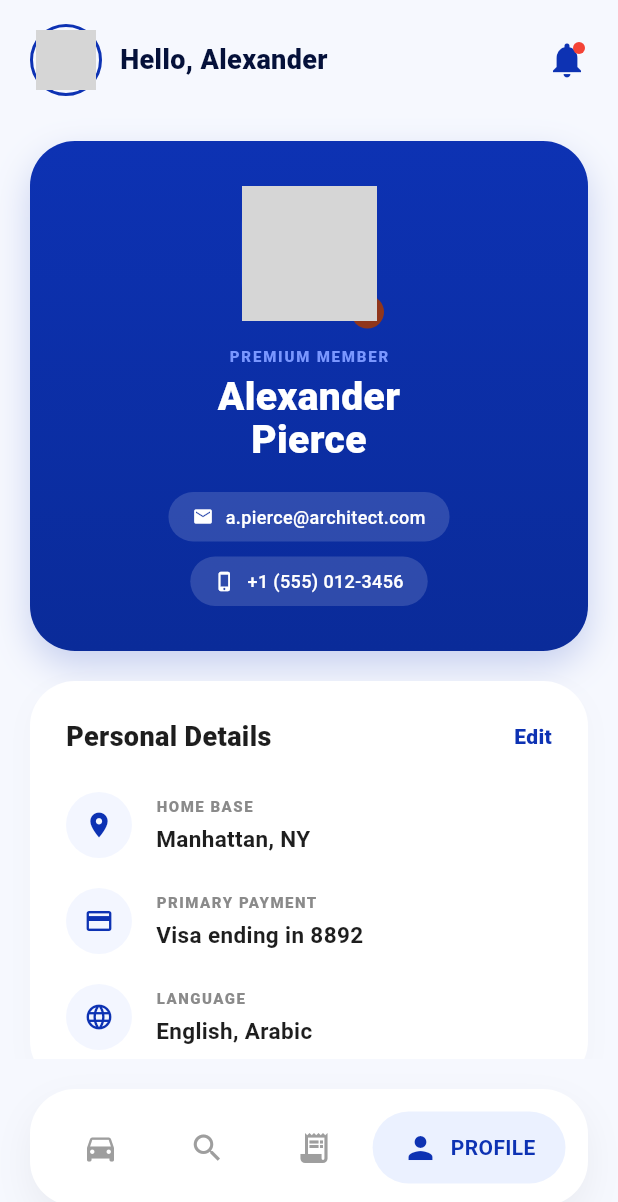
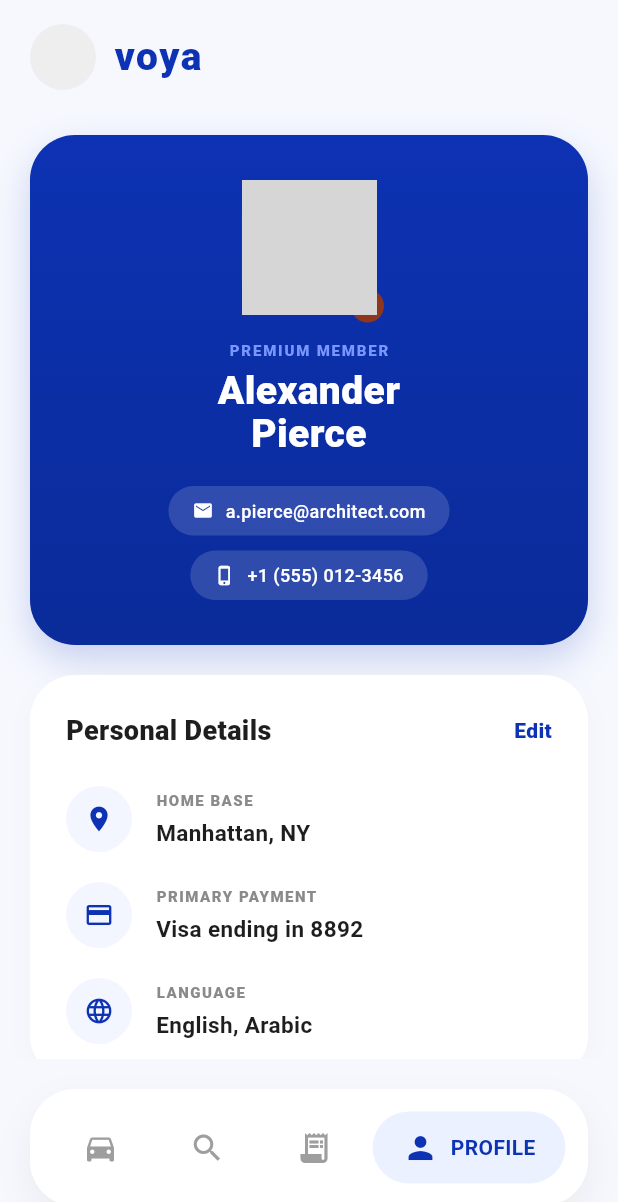
Before and after one commit to joseph-youssef-dev/voya, a Flutter app: the PassengerMainScreen screen opened directly, item 4 of the bottom bar chosen, on a phone screen of 412 x 824 dp. Shown: the top 1202 px of the screen. Run offline on Flutter 3.47's test engine with Material 3 defaults, Android fonts, the phone set to English and light mode, and no system bars; drawn by our look-alikes of google_nav_bar; our stand-ins replace dio, flutter_bloc, image_picker, shared_preferences; missing offline and left inert: data_connection_checker_tv; accounts and stored records are empty; network calls fail; grey boxes are pictures that could not be loaded.

Commit message:
implement passenger home screen with trip data fetching

```diff
--- a/lib/core/constants/end_points.dart
+++ b/lib/core/constants/end_points.dart
@@ -3,10 +3,10 @@ class EndPoints {
   static const String login = "/Auth/login";
   static const String registerPassenger = "/Auth/register-passenger";
   static const String registerDriver = "/Auth/register-driver";
+  static const String getAllTrips = "/Trip/GetAllTrips";
 }
 
 class ApiKey {
-  static String id = "id";
-  static String name = "name";
-  static String username = "username";
+  static String from = "From";
+  static String to = "To";
 }
--- a/lib/core/databases/api/dio_consumer.dart
+++ b/lib/core/databases/api/dio_consumer.dart
@@ -2,12 +2,24 @@ import 'package:dio/dio.dart';
 import 'package:voya/core/constants/end_points.dart';
 import 'package:voya/core/databases/api/api_consumer.dart';
 import 'package:voya/core/errors/expentions.dart';
+import 'package:voya/core/databases/cache/cache_helper.dart';
 
 class DioConsumer extends ApiConsumer {
   final Dio dio;
 
   DioConsumer({required this.dio}) {
     dio.options.baseUrl = EndPoints.baserUrl;
+    dio.interceptors.add(
+      InterceptorsWrapper(
+        onRequest: (options, handler) {
+          final token = CacheHelper().getData(key: 'token');
+          if (token != null) {
+            options.headers['Authorization'] = 'Bearer $token';
+          }
+          return handler.next(options);
+        },
+      ),
+    );
   }
 
   //!POST
--- a/lib/features/passenger/auth/logic/cubit/register_cubit.dart
+++ b/lib/features/passenger/auth/logic/cubit/register_cubit.dart
@@ -1,5 +1,6 @@
 import 'dart:io';
 import 'package:flutter_bloc/flutter_bloc.dart';
+import 'package:voya/core/databases/cache/cache_helper.dart';
 import '../../data/api/register_api_service.dart';
 import '../../data/models/register_request_model.dart';
 import 'register_state.dart';
@@ -38,6 +39,7 @@ class RegisterCubit extends Cubit<RegisterState> {
       final message = (response is Map<String, dynamic> && response.containsKey('message'))
           ? response['message']
           : 'Registration Successful';
+
       emit(RegisterSuccess(message: message.toString()));
 
     } catch (e) {
--- /dev/null
+++ b/lib/features/passenger/home/data/api/home_api_service.dart
@@ -0,0 +1,20 @@
+import 'package:voya/core/databases/api/api_consumer.dart';
+import 'package:voya/core/constants/end_points.dart';
+import '../models/trip_model.dart';
+
+class HomeApiService {
+  final ApiConsumer api;
+
+  HomeApiService({required this.api});
+
+  Future<List<TripModel>> getAllTrips() async {
+    final response = await api.get(EndPoints.getAllTrips);
+
+    if (response is Map<String, dynamic> && response.containsKey('data')) {
+      final List dataList = response['data'] as List;
+      return dataList.map((tripMap) => TripModel.fromJson(tripMap)).toList();
+    }
+
+    return [];
+  }
+}
--- /dev/null
+++ b/lib/features/passenger/home/data/models/trip_model.dart
@@ -0,0 +1,46 @@
+class TripModel {
+  final int id;
+  final String fromCity;
+  final String toCity;
+  final String details;
+  final double duration;
+  final String startDate;
+  final double pricePerSet;
+  final String driverName;
+  final String vehicleModel;
+  final double distance;
+  final int availableSeats;
+  final List<dynamic> features;
+
+  TripModel({
+    required this.id,
+    required this.fromCity,
+    required this.toCity,
+    required this.details,
+    required this.duration,
+    required this.startDate,
+    required this.pricePerSet,
+    required this.driverName,
+    required this.vehicleModel,
+    required this.distance,
+    required this.availableSeats,
+    required this.features,
+  });
+
+  factory TripModel.fromJson(Map<String, dynamic> json) {
+    return TripModel(
+      id: json['id'] ?? 0,
+      fromCity: json['fromCity'] ?? '',
+      toCity: json['toCity'] ?? '',
+      details: json['details'] ?? '',
+      duration: (json['duration'] ?? 0.0).toDouble(),
+      startDate: json['startDate'] ?? '',
+      pricePerSet: (json['pricePerSet'] ?? 0.0).toDouble(),
+      driverName: json['driverName'] ?? '',
+      vehicleModel: json['vehicleModel'] ?? '',
+      distance: (json['distance'] ?? 0.0).toDouble(),
+      availableSeats: json['availableSeats'] ?? 0,
+      features: json['features'] ?? [],
+    );
+  }
+}
--- /dev/null
+++ b/lib/features/passenger/home/logic/cubit/home_cubit.dart
@@ -0,0 +1,19 @@
+import 'package:flutter_bloc/flutter_bloc.dart';
+import '../../data/api/home_api_service.dart';
+import 'home_state.dart';
+
+class HomeCubit extends Cubit<HomeState> {
+  final HomeApiService apiService;
+
+  HomeCubit({required this.apiService}) : super(HomeInitial());
+
+  Future<void> fetchAllTrips() async {
+    emit(HomeLoading());
+    try {
+      final trips = await apiService.getAllTrips();
+      emit(HomeSuccess(trips: trips));
+    } catch (e) {
+      emit(HomeFailure(errorMessage: e.toString()));
+    }
+  }
+}
--- /dev/null
+++ b/lib/features/passenger/home/logic/cubit/home_state.dart
@@ -0,0 +1,17 @@
+import 'package:voya/features/passenger/home/data/models/trip_model.dart';
+
+abstract class HomeState {}
+
+class HomeInitial extends HomeState {}
+
+class HomeLoading extends HomeState {}
+
+class HomeSuccess extends HomeState {
+  final List<TripModel> trips;
+  HomeSuccess({required this.trips});
+}
+
+class HomeFailure extends HomeState {
+  final String errorMessage;
+  HomeFailure({required this.errorMessage});
+}
--- a/lib/features/passenger/home/presentation/widgets/header_widget.dart
+++ b/lib/features/passenger/home/presentation/widgets/header_widget.dart
@@ -10,47 +10,24 @@ class HeaderWidget extends StatelessWidget {
       child: Row(
         children: [
           Container(
-            padding: const EdgeInsets.all(2),
+            width: 44,
+            height: 44,
             decoration: BoxDecoration(
               shape: BoxShape.circle,
-              border: Border.all(color: const Color(0xFF0D32B3), width: 2),
-            ),
-            child: const CircleAvatar(
-              radius: 20,
-              backgroundImage: NetworkImage("https://i.pravatar.cc/150"),
+              color: Colors.grey.shade200,
             ),
           ),
           const SizedBox(width: 12),
           const Text(
-            "Hello, Alexander",
+            "voya",
             style: TextStyle(
-              fontWeight: FontWeight.w800,
-              fontSize: 18,
-              color: Color(0xFF05113A),
+              fontWeight: FontWeight.w900,
+              fontSize: 26,
+              color: Color(0xFF0D32B3),
+              letterSpacing: 1.0,
             ),
           ),
           const Spacer(),
-          Stack(
-            children: [
-              const Icon(
-                Icons.notifications,
-                color: Color(0xFF0D32B3),
-                size: 28,
-              ),
-              Positioned(
-                right: 2,
-                top: 2,
-                child: Container(
-                  width: 8,
-                  height: 8,
-                  decoration: const BoxDecoration(
-                    color: Colors.red,
-                    shape: BoxShape.circle,
-                  ),
-                ),
-              ),
-            ],
-          ),
         ],
       ),
     );
--- a/lib/features/passenger/passenger_main_screen.dart
+++ b/lib/features/passenger/passenger_main_screen.dart
@@ -1,5 +1,10 @@
 import 'package:flutter/material.dart';
 import 'package:google_nav_bar/google_nav_bar.dart';
+import 'package:flutter_bloc/flutter_bloc.dart';
+import 'package:dio/dio.dart';
+import 'package:voya/core/databases/api/dio_consumer.dart';
+import 'package:voya/features/passenger/home/data/api/home_api_service.dart';
+import 'package:voya/features/passenger/home/logic/cubit/home_cubit.dart';
 import 'package:voya/core/constants/app_colors.dart';
 import 'package:voya/features/passenger/history/presentation/screens/passenger_history_screen.dart';
 import 'package:voya/features/passenger/home/presentation/screens/passenger_home_screen.dart';
@@ -25,7 +30,11 @@ class _PassengerMainScreenState extends State<PassengerMainScreen> {
 
   @override
   Widget build(BuildContext context) {
-    return Scaffold(
+    return BlocProvider(
+      create: (context) => HomeCubit(
+        apiService: HomeApiService(api: DioConsumer(dio: Dio())),
+      )..fetchAllTrips(),
+      child: Scaffold(
         backgroundColor: const Color(0xFFF6F8FE),
         body: screens[selectedIndex],
         bottomNavigationBar: SafeArea(
@@ -64,6 +73,7 @@ class _PassengerMainScreenState extends State<PassengerMainScreen> {
             ),
           ),
         ),
+      ),
     );
   }
 }
```
Also changed, not shown: lib/features/passenger/auth/logic/cubit/login_cubit.dart (+18 -3 lines), lib/features/passenger/home/presentation/widgets/journey_list.dart (+60 -42 lines), lib/features/passenger/home/presentation/widgets/section_haeder.dart (+21 -28 lines). Lines whose indentation alone changed are shown as unchanged.
